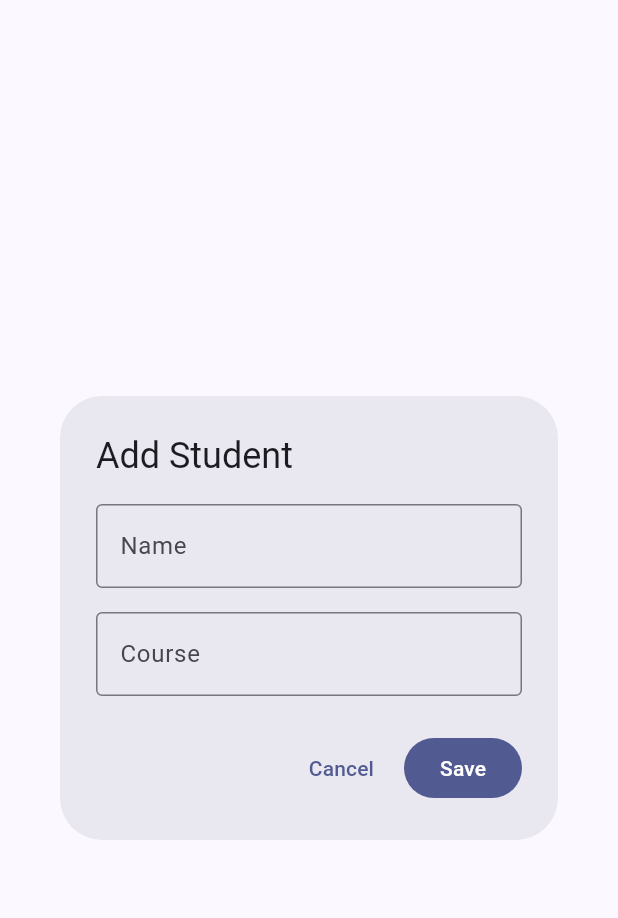
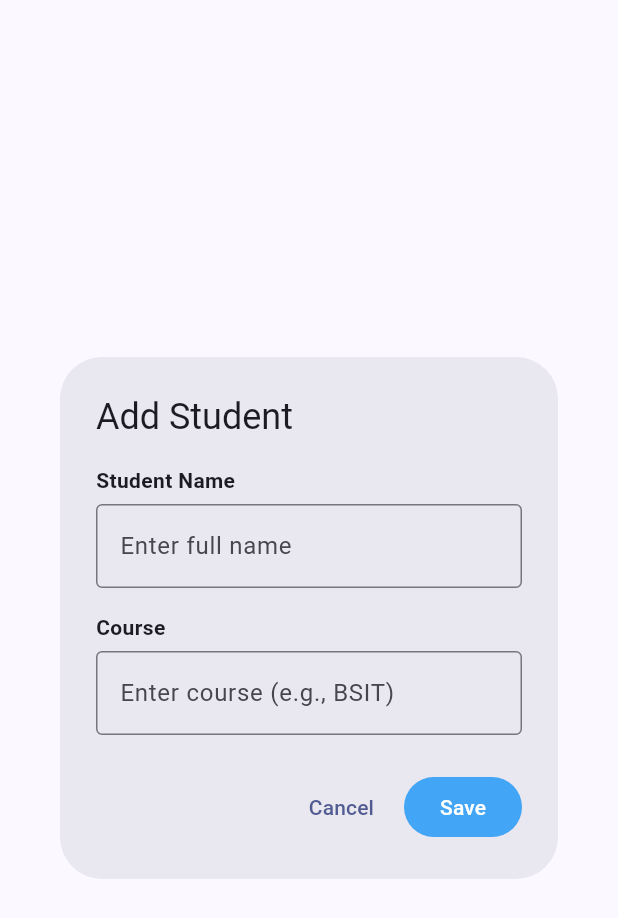
Before and after one commit to juljauriguee/webdev_finalactivity, a Flutter app: the StudentFormDialog widget shown alone on an empty page, opened directly, on a phone screen of 412 x 824 dp. Shown: the top 918 px of the screen. Run offline on Flutter 3.47's test engine with Material 3 defaults, Android fonts, the phone set to English and light mode, and no system bars; network calls fail.

Commit message:
updated button colors

```diff
--- a/student_web_app/lib/widgets/student_form_dialog.dart
+++ b/student_web_app/lib/widgets/student_form_dialog.dart
@@ -55,20 +55,31 @@ class _StudentFormDialogState extends State<StudentFormDialog> {
           key: _formKey,
           child: Column(
             mainAxisSize: MainAxisSize.min,
+            crossAxisAlignment: CrossAxisAlignment.start,
             children: [
+              const Text(
+                'Student Name',
+                style: TextStyle(fontWeight: FontWeight.w600, fontSize: 14),
+              ),
+              const SizedBox(height: 6),
               TextFormField(
                 controller: _nameController,
                 decoration: const InputDecoration(
-                  labelText: 'Name',
+                  hintText: 'Enter full name',
                   border: OutlineInputBorder(),
                 ),
                 validator: (v) => _required(v, 'Name'),
               ),
               const SizedBox(height: 16),
+              const Text(
+                'Course',
+                style: TextStyle(fontWeight: FontWeight.w600, fontSize: 14),
+              ),
+              const SizedBox(height: 6),
               TextFormField(
                 controller: _courseController,
                 decoration: const InputDecoration(
-                  labelText: 'Course',
+                  hintText: 'Enter course (e.g., BSIT)',
                   border: OutlineInputBorder(),
                 ),
                 validator: (v) => _required(v, 'Course'),
@@ -82,7 +93,14 @@ class _StudentFormDialogState extends State<StudentFormDialog> {
           onPressed: () => Navigator.of(context).pop(),
           child: const Text('Cancel'),
         ),
-        FilledButton(onPressed: _save, child: const Text('Save')),
+        FilledButton(
+          onPressed: _save,
+          style: FilledButton.styleFrom(
+            backgroundColor: Colors.blue.shade400,
+            foregroundColor: Colors.white,
+          ),
+          child: const Text('Save'),
+        ),
       ],
     );
   }
```
Also changed, not shown: student_web_app/lib/screens/student_screen.dart (+16 -3 lines).
